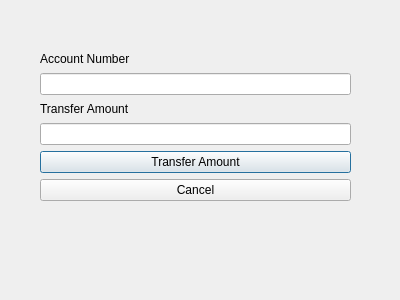
First picture: the form in BankAppUsingSqlite/transfer.ui, repository kunalgavhane12/QtAssignment, before the edit.
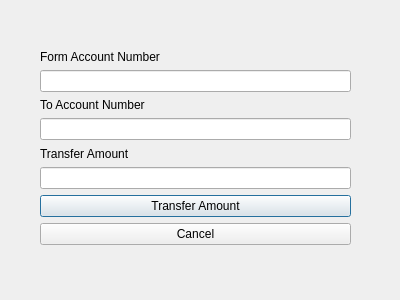
Second picture: the form after the edit.

The edit to the form file:
```diff
--- a/BankAppUsingSqlite/transfer.ui
+++ b/BankAppUsingSqlite/transfer.ui
@@ -13,22 +13,36 @@
   <property name="windowTitle">
    <string>Dialog</string>
   </property>
-  <widget class="QWidget" name="">
+  <widget class="QWidget" name="layoutWidget">
    <property name="geometry">
     <rect>
      <x>40</x>
      <y>50</y>
      <width>311</width>
-     <height>151</height>
+     <height>195</height>
     </rect>
    </property>
    <layout class="QVBoxLayout" name="verticalLayout_4">
     <item>
      <layout class="QVBoxLayout" name="verticalLayout">
       <item>
-       <widget class="QLabel" name="label_AccountNo">
+       <layout class="QVBoxLayout" name="verticalLayout_2">
+        <item>
+         <widget class="QLabel" name="label_FormAccountNo">
+          <property name="text">
+           <string>Form Account Number</string>
+          </property>
+         </widget>
+        </item>
+        <item>
+         <widget class="QLineEdit" name="lineEdit_FromAccountNo"/>
+        </item>
+       </layout>
+      </item>
+      <item>
+       <widget class="QLabel" name="label_ToAccountNo">
         <property name="text">
-         <string>Account Number</string>
+         <string>To Account Number</string>
         </property>
        </widget>
       </item>
```
Left out of the diff: 2 changed lines with no effect on the pictures.
